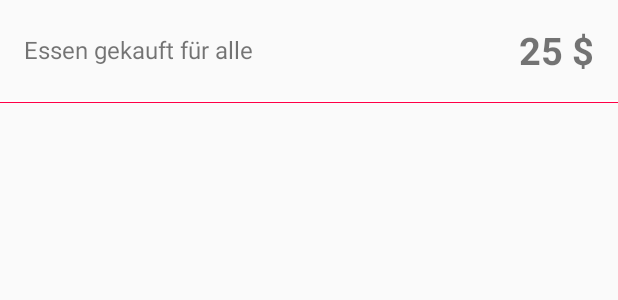
After one commit to Stephfi/TravelAndroid, an Android app: the layout singleitem_kostenrechner.xml on its own in the app's theme, with its tools: preview values and no code run, on a phone screen of 412 x 824 dp. The commit adds this screen. Shown: the top 300 px of the screen. Run offline under Robolectric (Android 15) with nearby library versions, the phone set to English and light mode, and no system bars.

Commit message:
Added Kostenrechner Activity + Item in Menu

```diff
--- a/app/src/main/AndroidManifest.xml
+++ b/app/src/main/AndroidManifest.xml
@@ -20,6 +20,8 @@
             android:parentActivityName=".MainActivity"/>
         <activity android:name=".Packliste"
             android:parentActivityName=".MainActivity"/>
+        <activity android:name=".Kostenrechner"
+            android:parentActivityName=".MainActivity"/>
     </application>
 
 </manifest>
--- /dev/null
+++ b/app/src/main/res/drawable/border_bottom_black.xml
@@ -0,0 +1,18 @@
+<?xml version="1.0" encoding="utf-8"?>
+<layer-list xmlns:android="http://schemas.android.com/apk/res/android">
+    <item>
+        <shape android:shape="rectangle">
+            <!-- draw a 4 dp width border around the rectangle shape -->
+            <stroke android:color="#ffff0047" android:width="1dp"/>
+        </shape>
+    </item>
+    <!--
+        hide left, top and right side border using white color
+        by padding 4 dp bottom side
+    -->
+    <item android:bottom="1dp">
+        <shape android:shape="rectangle">
+            <solid android:color="@android:color/white"/>
+        </shape>
+    </item>
+</layer-list>
--- /dev/null
+++ b/app/src/main/res/layout/singleitem_kostenrechner.xml
@@ -0,0 +1,49 @@
+<?xml version="1.0" encoding="utf-8"?>
+<LinearLayout
+    xmlns:android="http://schemas.android.com/apk/res/android" android:layout_width="match_parent"
+    android:layout_height="match_parent"
+    android:orientation="vertical"
+    >
+
+
+
+
+    <LinearLayout
+        android:layout_width="match_parent"
+        android:layout_height="wrap_content"
+        android:weightSum="1"
+        android:gravity="center">
+
+
+        <TextView
+            android:id="@+id/textview_kostenrechner_label"
+            android:layout_width="match_parent"
+            android:layout_height="wrap_content"
+            android:layout_weight="0.25"
+            android:text="Essen gekauft für alle"
+            android:padding="16dp"
+            android:textSize="16sp"
+            />
+
+        <TextView
+            android:id="@+id/textview_kostenrechner_price"
+            android:layout_width="match_parent"
+            android:layout_height="wrap_content"
+            android:layout_weight="0.75"
+            android:text="25 $"
+            android:textAlignment="textEnd"
+            android:gravity="end"
+            android:padding="16dp"
+            android:textStyle="bold"
+            android:textSize="25sp"
+            android:inputType="number"
+            />
+
+    </LinearLayout>
+
+    <TextView
+        android:layout_width="match_parent"
+        android:layout_height="2dp"
+        android:background="@drawable/border_bottom_black"/>
+
+</LinearLayout>
--- a/app/src/main/res/menu/main_menu.xml
+++ b/app/src/main/res/menu/main_menu.xml
@@ -17,4 +17,9 @@
         app:showAsAction="never"
         />
 
+    <item android:id="@+id/kostenrechner_activity"
+        android:title="Kostenrechner"
+        app:showAsAction="never"
+        />
+
 </menu>
```
Also changed, not shown: app/src/main/java/com/example/markusbink/travelapp/Kostenrechner.java (+53 -0 lines), app/src/main/java/com/example/markusbink/travelapp/Kostenrechner_Adapter.java (added, +55 -0 lines), app/src/main/java/com/example/markusbink/travelapp/Kostenrechner_SingleItem.java (added, +30 -0 lines), app/src/main/java/com/example/markusbink/travelapp/MainActivity.java (+7 -0 lines), app/src/main/res/layout/activity_kostenrechner.xml (+6 -6 lines).
